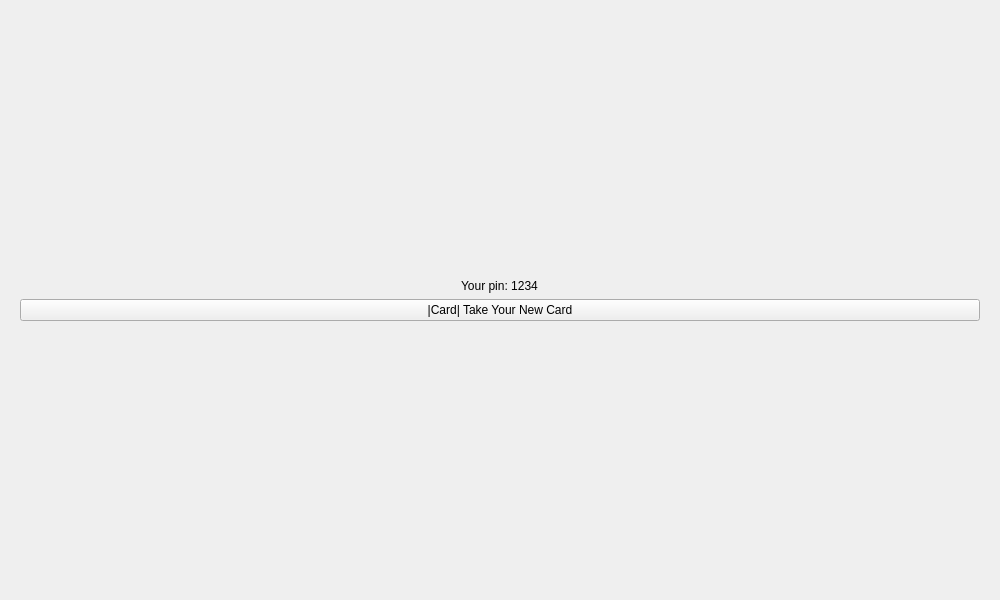
Above: views/registration/registrationwindow.ui from IronTony-Stark/ATM before the change. Below: the same form after it.
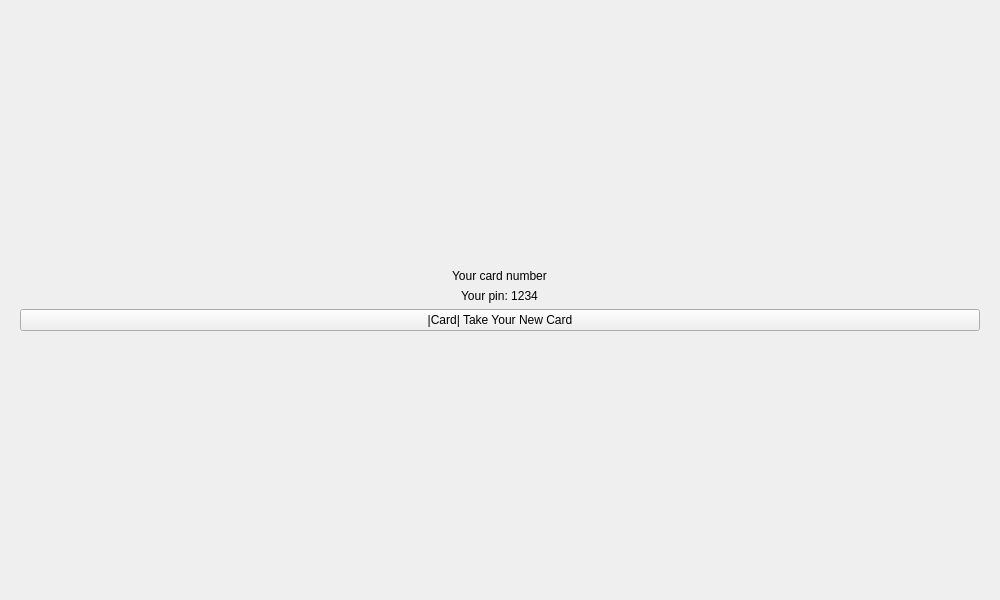
That is the form after the change. The open tabs and pages were chosen to show the change.

Commit message: TakeCreditCommand fixed Added card number label to registration Card Blocking

Diff of the .ui file:
```diff
--- a/views/registration/registrationwindow.ui
+++ b/views/registration/registrationwindow.ui
@@ -175,6 +175,19 @@
       <layout class="QVBoxLayout" name="verticalLayout_3">
        <item>
         <layout class="QVBoxLayout" name="verticalLayout_2">
+         <item alignment="Qt::AlignHCenter">
+          <widget class="QLabel" name="labelCardNumber">
+           <property name="sizePolicy">
+            <sizepolicy hsizetype="Fixed" vsizetype="Fixed">
+             <horstretch>0</horstretch>
+             <verstretch>0</verstretch>
+            </sizepolicy>
+           </property>
+           <property name="text">
+            <string>Your card number</string>
+           </property>
+          </widget>
+         </item>
          <item alignment="Qt::AlignHCenter">
           <widget class="QLabel" name="labelPin">
            <property name="sizePolicy">
```
The commit also changes 3 other files.
